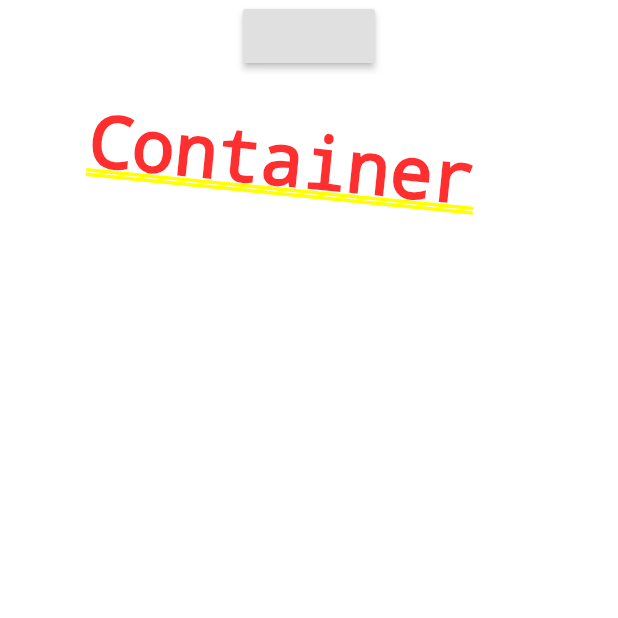
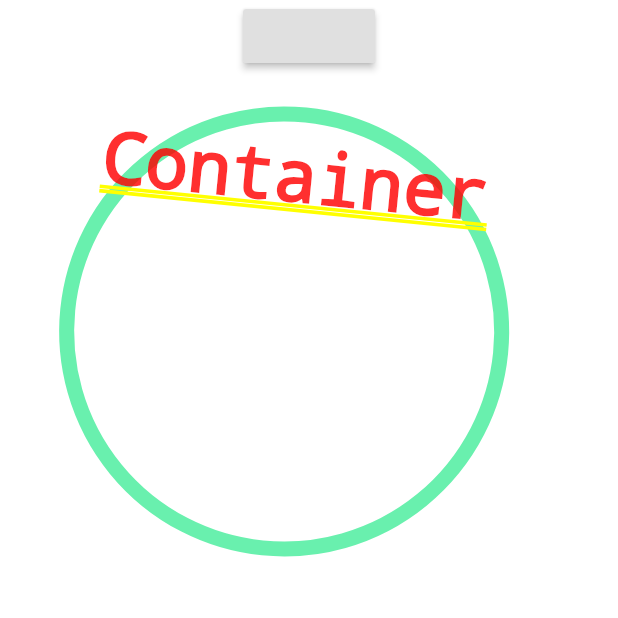
Before and after one commit to iinoten/-flutter_leaning_from_the_basic, a Flutter app: the ContainerPage screen opened by its route, on a phone screen of 412 x 824 dp, the top half of it. Run offline on Flutter 3.47's test engine with Material 2 defaults, Android fonts, the phone set to English and light mode, and no system bars.

Commit message:
Containerウィジェットのdecorationを追加

```diff
--- a/lib/main.dart
+++ b/lib/main.dart
@@ -181,11 +181,15 @@ class ContainerPage extends StatelessWidget {
           Container(
             padding: EdgeInsets.all(8.0), // paddingを付ける
             margin: EdgeInsets.all(8.0), // Marginを付ける
-            color: Colors.white,  // 色をつける
             transform: Matrix4.rotationZ(0.1),  // 傾ける
             width: 300,
             height: 300,
             child: Text('Container'),
+            decoration: BoxDecoration(
+              color: Colors.white, // BoxDecolationの外でcolorを指定してたらエラーになる
+              border: Border.all(color: Colors.greenAccent, width: 10),
+              shape: BoxShape.circle  // 丸くできる
+            ),
           ),
         ],
       ),
```
